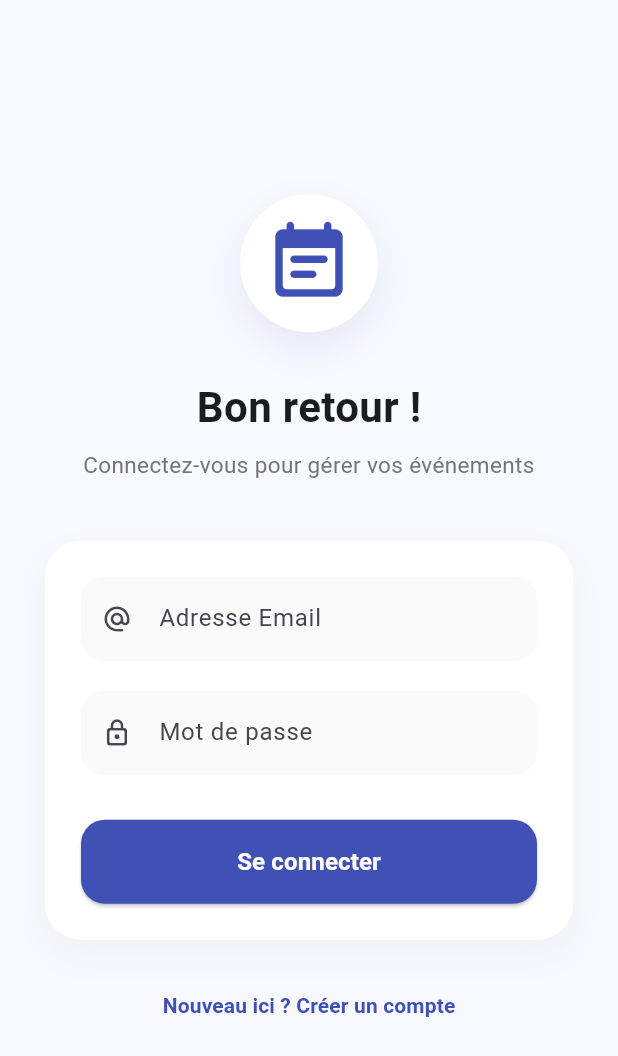
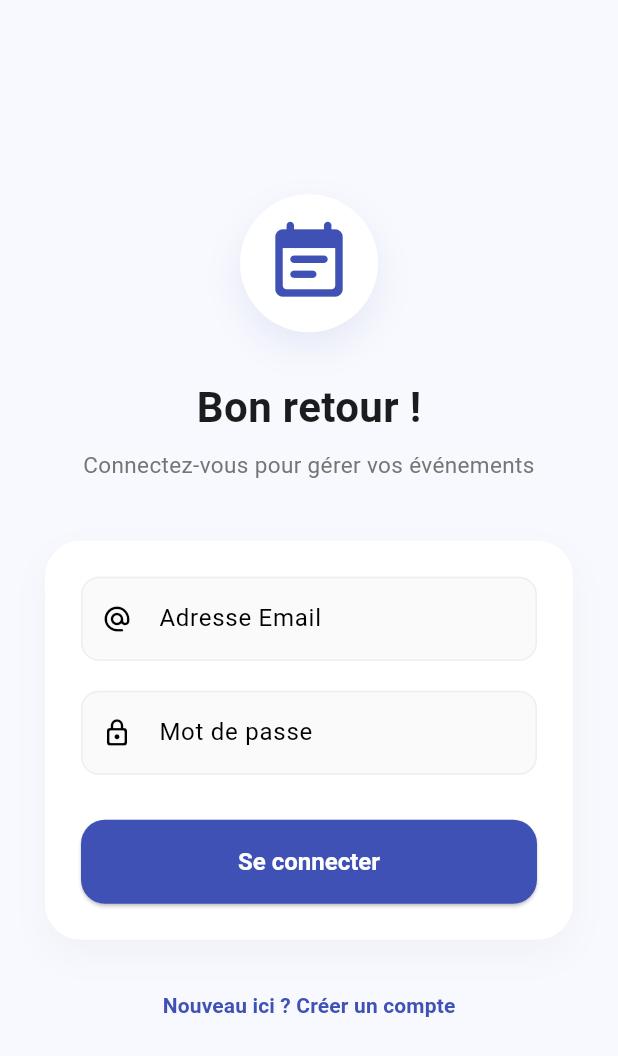
Before and after one commit to Conard12/flutter_event, a Flutter app: the screen it shows after launch, on a phone screen of 412 x 824 dp. Shown: the top 1056 px of the screen. Run offline on Flutter 3.47's test engine with Material 3 defaults, Android fonts, the light colour scheme and no system bars; our stand-ins replace flutter_riverpod, go_router, supabase_flutter; accounts and stored records are empty.

Commit message:
feat(ui): integration du thème AppTheme.lightTheme dans MaterialApp

```diff
--- a/lib/main.dart
+++ b/lib/main.dart
@@ -7,6 +7,9 @@ import 'src/constants.dart';
 import 'src/features/events/presentation/event_details_page.dart';
 import 'src/features/events/presentation/event_list_screen.dart';
 import 'src/features/auth/presentation/auth_screen.dart';
+
+// ✅ IMPORTER TON THÈME
+import 'core/theme/app_theme.dart';
 
 void main() async {
   WidgetsFlutterBinding.ensureInitialized();
@@ -62,10 +65,8 @@ class MyApp extends ConsumerWidget {
     return MaterialApp.router(
       title: 'Event Sync App',
       debugShowCheckedModeBanner: false,
-      theme: ThemeData(
-        colorScheme: ColorScheme.fromSeed(seedColor: Colors.indigo),
-        useMaterial3: true,
-      ),
+      // ✅ APPLIQUER TON THÈME ICI
+      theme: AppTheme.lightTheme,
       routerConfig: router,
     );
   }
```
